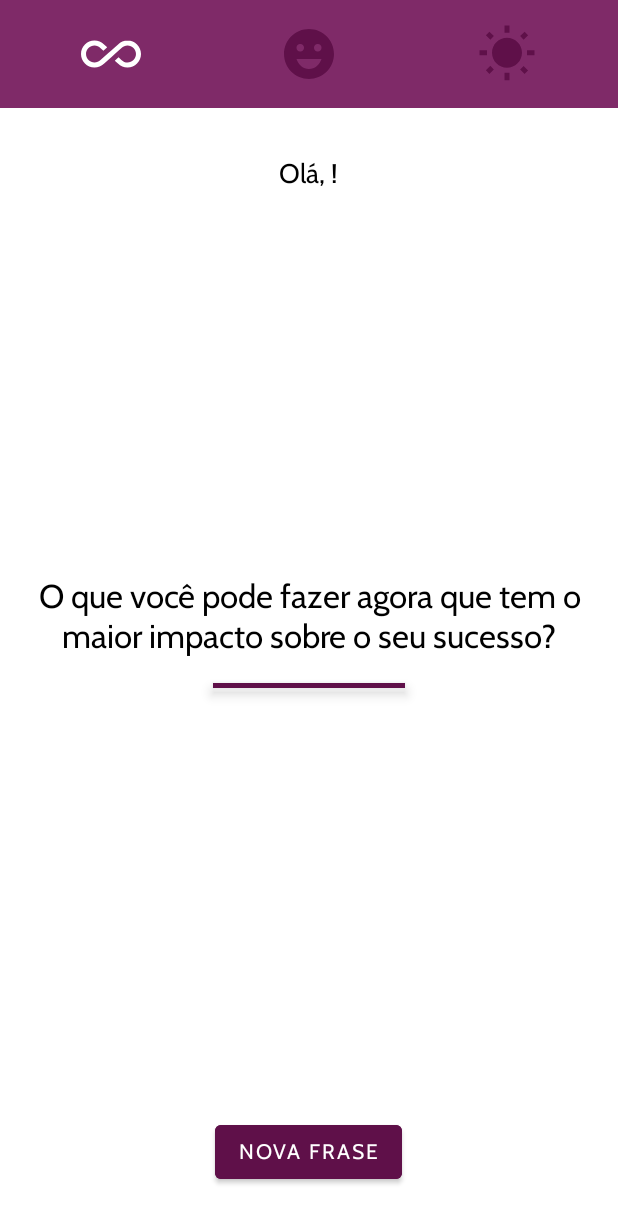
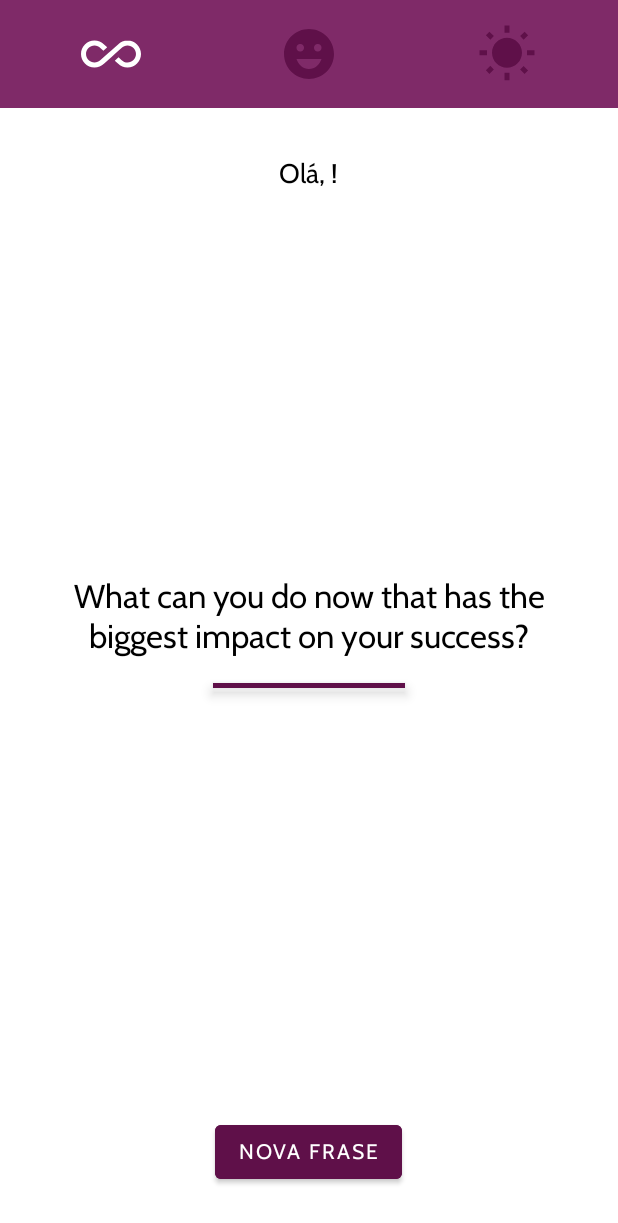
Before and after one commit to FelipeIgansi/MotivationProjectUdemy, an Android app: the MainActivity screen opened directly, with no data from a screen before it, on a phone screen of 412 x 824 dp. Shown: the top 1223 px of the screen. Run offline under Robolectric (Android 15) with nearby library versions, the phone set to English and light mode, and no system bars.

Commit message:
fim da Internacinalizacao

```diff
--- a/app/src/main/java/com/example/motivation/data/Mock.kt
+++ b/app/src/main/java/com/example/motivation/data/Mock.kt
@@ -8,26 +8,107 @@ class Mock {
     private val sunny = Constants.FILTER.SUNNY
     private val all = Constants.FILTER.ALL
     private val happy = Constants.FILTER.HAPPY_FACE
+
+    private val pt = Constants.LANGUAGE.PORTUGUESE
+    private val en = Constants.LANGUAGE.ENGLISH
+    private val fr = Constants.LANGUAGE.FRANCH
+
+
     private val mListPhrase = listOf(
-        Phrase("Não sabendo que era impossível, foi lá e fez.", happy),
-        Phrase("Você não é derrotado quando perde, você é derrotado quando desiste!", happy),
-        Phrase("Quando está mais escuro, vemos mais estrelas!", happy),
-        Phrase("Insanidade é fazer sempre a mesma coisa e esperar um resultado diferente.", happy),
-        Phrase("Não pare quando estiver cansado, pare quando tiver terminado.", happy),
-        Phrase("O que você pode fazer agora que tem o maior impacto sobre o seu sucesso?", happy),
-        Phrase("A melhor maneira de prever o futuro é inventá-lo.", sunny),
-        Phrase("Você perde todas as chances que você não aproveita.", sunny),
-        Phrase("Fracasso é o condimento que dá sabor ao sucesso.", sunny),
-        Phrase("Enquanto não estivermos comprometidos, haverá hesitação!", sunny),
-        Phrase("Se você não sabe onde quer ir, qualquer caminho serve.", sunny),
-        Phrase("Se você acredita, faz toda a diferença.", sunny),
-        Phrase("Riscos devem ser corridos, porque o maior perigo é não arriscar nada!", sunny)
+        Phrase("Não sabendo que era impossível, foi lá e fez.", happy, pt),
+        Phrase(
+            "Você não é derrotado quando perde, você é derrotado quando desiste!",
+            happy,
+            pt
+        ),
+        Phrase("Quando está mais escuro, vemos mais estrelas!", happy, pt),
+        Phrase(
+            "Insanidade é fazer sempre a mesma coisa e esperar um resultado diferente.",
+            happy,
+            pt
+        ),
+        Phrase("Não pare quando estiver cansado, pare quando tiver terminado.", happy, pt),
+        Phrase(
+            "O que você pode fazer agora que tem o maior impacto sobre o seu sucesso?",
+            happy,
+            pt
+        ),
+        Phrase("A melhor maneira de prever o futuro é inventá-lo.", sunny, pt),
+        Phrase("Você perde todas as chances que você não aproveita.", sunny, pt),
+        Phrase("Fracasso é o condimento que dá sabor ao sucesso.", sunny, pt),
+        Phrase(" Enquanto não estivermos comprometidos, haverá hesitação!", sunny, pt),
+        Phrase("Se você não sabe onde quer ir, qualquer caminho serve.", sunny, pt),
+        Phrase("Se você acredita, faz toda a diferença.", sunny, pt),
+        Phrase(
+            "Riscos devem ser corridos, porque o maior perigo é não arriscar nada!",
+            sunny,
+            pt
+        ),
+        Phrase("Not knowing it was impossible, he went there and did it.", happy, en),
+        Phrase(
+            "You are not defeated when you lose, you are defeated when you give up!",
+            happy,
+            en
+        ),
+        Phrase("When it's darker, we see more stars!", happy, en),
+        Phrase(
+            "Insanity is always doing the same thing and expecting a different result.",
+            happy,
+            en
+        ),
+        Phrase("Don't stop when you're tired, stop when you're done.", happy, en),
+        Phrase("What can you do now that has the biggest impact on your success?", happy, en),
+        Phrase("The best way to predict the future is to invent it.", sunny, en),
+        Phrase("You lose every chance you don't take.", sunny, en),
+        Phrase("Failure is the spice that flavors success.", sunny, en),
+        Phrase(" As long as we are not committed, there will be hesitation!", sunny, en),
+        Phrase("If you don't know where you want to go, any way will do.", sunny, en),
+        Phrase("If you believe, it makes all the difference.", sunny, en),
+        Phrase(
+            "Risks must be taken, because the greatest danger is not risking anything!",
+            sunny,
+            en
+        ),
+        Phrase("Ne sachant pas que c'était impossible, il y est allé et l'a fait.", happy, fr),
+        Phrase(
+            "Tu n'es pas vaincu quand tu perds, tu es vaincu quand tu abandonnes!",
+            happy,
+            fr
+        ),
+        Phrase("Quand il fait plus sombre, on voit plus d'étoiles!", happy, fr),
+        Phrase(
+            "La folie, c'est toujours faire la même chose et s'attendre à un résultat différent.",
+            happy,
+            fr
+        ),
+        Phrase("Ne t'arrête pas quand tu es fatigué, arrête quand tu as fini.", happy, fr),
+        Phrase(
+            "Que pouvez-vous faire maintenant qui a le plus grand impact sur votre succès?",
+            happy,
+            fr
+        ),
+        Phrase("La meilleure façon de prédire l'avenir est de l'inventer.", sunny, fr),
+        Phrase("Vous perdez toutes les chances que vous ne prenez pas.", sunny, fr),
+        Phrase("L'échec est l'épice qui parfume le succès.", sunny, fr),
+        Phrase("Tant qu'on n'est pas engagé, il y aura des hésitations!", sunny, fr),
+        Phrase(
+            "Si vous ne savez pas où vous voulez aller, n'importe quoi fera l'affaire.",
+            sunny,
+            fr
+        ),
+        Phrase("Si vous croyez, cela fait toute la différence.", sunny, fr),
+        Phrase(
+            "Il faut prendre des risques, car le plus grand danger est de ne rien risquer!",
+            sunny,
+            fr
+        )
     )
 
-    fun getPhrase(value: Int): String {
-        val filtered = mListPhrase.filter { it.categoryId == value || value == all}
+    fun getPhrase(value: Int, lang: String): String {
+        val filtered =
+            mListPhrase.filter { (it.categoryId == value || value == all) && it.lang == lang }
         return filtered[Random.nextInt(filtered.size)].description
     }
 }
 
-data class Phrase(val description: String, val categoryId: Int)
+data class Phrase(val description: String, val categoryId: Int, val lang: String)
--- a/app/src/main/java/com/example/motivation/infra/Constants.kt
+++ b/app/src/main/java/com/example/motivation/infra/Constants.kt
@@ -10,4 +10,10 @@ class Constants private constructor(){
         const val HAPPY_FACE = 2
         const val SUNNY = 3
     }
+
+    object LANGUAGE{
+        const val PORTUGUESE = "pt"
+        const val FRANCH = "fr"
+        const val ENGLISH = "en"
+    }
 }
--- a/app/src/main/java/com/example/motivation/ui/MainActivity.kt
+++ b/app/src/main/java/com/example/motivation/ui/MainActivity.kt
@@ -9,6 +9,7 @@ import com.example.motivation.R
 import com.example.motivation.data.Mock
 import com.example.motivation.infra.SecurityPreferences
 import com.example.motivation.databinding.ActivityMainBinding
+import java.util.*
 
 class  MainActivity : AppCompatActivity(), View.OnClickListener
 {
@@ -22,9 +23,9 @@ class  MainActivity : AppCompatActivity(), View.OnClickListener
         setContentView(binding.root)
         supportActionBar?.hide()// esconde a barra de navegacao
 
-        handleUserName()
+        showUserPhrase()
         handleFilter(R.id.image_all)
-        handleNextPhrase()
+        refrashPhrase()
 
         binding.buttonNewPhrase.setOnClickListener(this)
         //Images
@@ -34,22 +35,23 @@ class  MainActivity : AppCompatActivity(), View.OnClickListener
     }
 
 
-    private fun handleUserName(){
+    private fun showUserPhrase(){
         val name = SecurityPreferences(this).getString(Constants.KEY.USER_NAME)
-        binding.textUserName.text = "Olá, $name!"
+        val salutation = getString(R.string.hello)
+        binding.textUserName.text = "$salutation, $name!"
     }
 
     override fun onClick(view: View) {
         if (view.id == R.id.button_new_phrase){
-            handleNextPhrase()
+            refrashPhrase()
         }else if (view.id in listOf(R.id.image_all, R.id.image_happy_face, R.id.image_sunny)){
             handleFilter(view.id)
         }else if (view.id == R.id.text_phrase){
         }
     }
 
-    private fun handleNextPhrase() {
-        binding.textPhrase.text = Mock().getPhrase(categoryId)
+    private fun refrashPhrase() {
+        binding.textPhrase.text = Mock().getPhrase(categoryId, Locale.getDefault().language)
     }
 
     private fun handleFilter(id: Int) {
--- a/app/src/main/res/values/strings.xml
+++ b/app/src/main/res/values/strings.xml
@@ -9,6 +9,8 @@
     <string name="phrases_all">Todas as frases</string>
     <string name="phrases_motivation">Frases de motivação</string>
     <string name="phrases_morning">Frases para manhã</string>
+    <string name="hello">Olá</string>
+
 
     <string name="validation_mandatory_name">Informe seu nome.</string>
 </resources>
```
Also changed, not shown: 2 other files.
